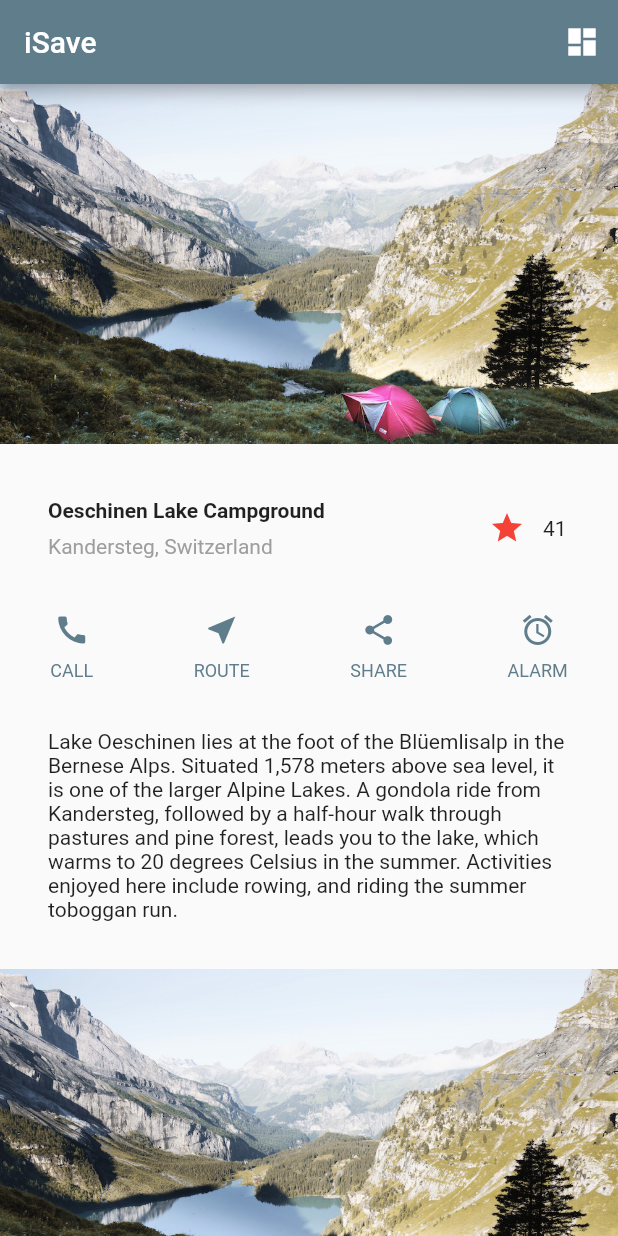
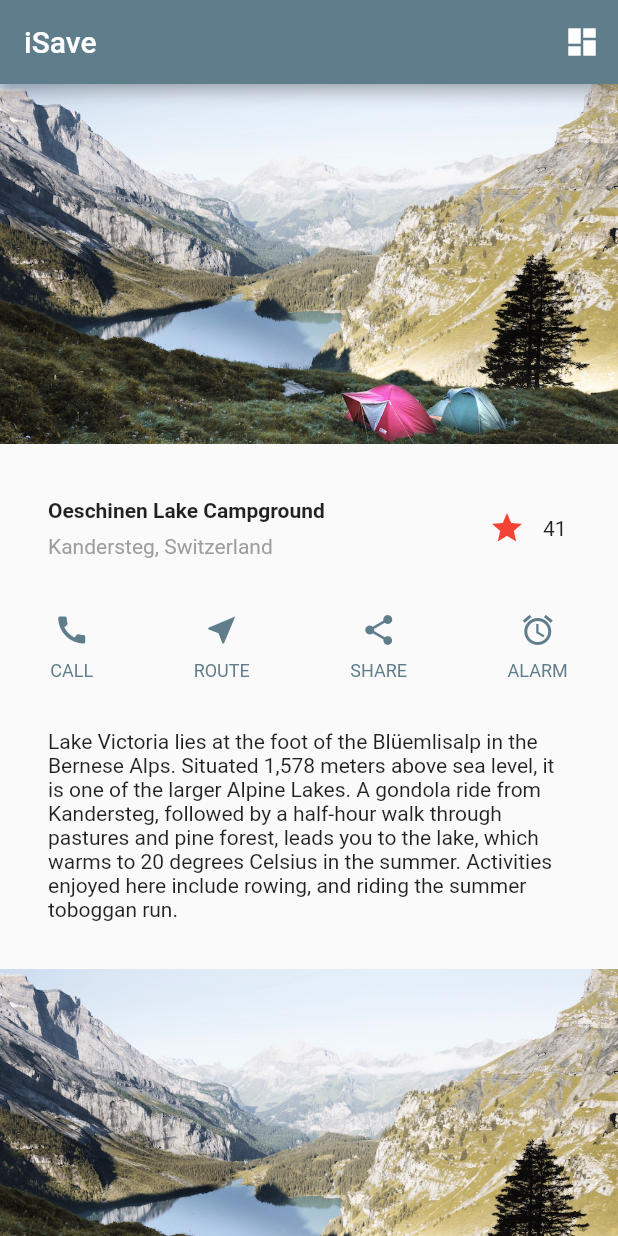
Before and after one commit to NjengaSaruni/Accountant-Mobile-App, a Flutter app: the screen it shows after launch, on a phone screen of 412 x 824 dp. Run offline on Flutter 3.47's test engine with Material 2 defaults, Android fonts, the phone set to English and light mode, and no system bars.

Commit message:
We are back

```diff
--- a/lib/main.dart
+++ b/lib/main.dart
@@ -165,7 +165,7 @@ class MyStatelessWidget extends StatelessWidget {
     Widget textSection = Container(
       padding: const EdgeInsets.all(32),
       child: Text(
-        'Lake Oeschinen lies at the foot of the Blüemlisalp in the Bernese '
+        'Lake Victoria lies at the foot of the Blüemlisalp in the Bernese '
             'Alps. Situated 1,578 meters above sea level, it is one of the '
             'larger Alpine Lakes. A gondola ride from Kandersteg, followed by a '
             'half-hour walk through pastures and pine forest, leads you to the '
```
